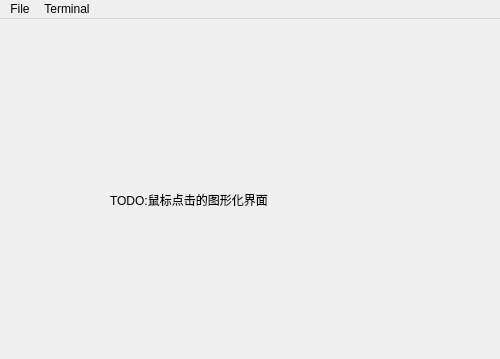
Above: Draw/mainwindow.ui from oxygen-hunter/Draw before the change; both pictures show x 0 to 500 and y 0 to 359 of the 800 by 500 pixel window. Below: the same form after it.
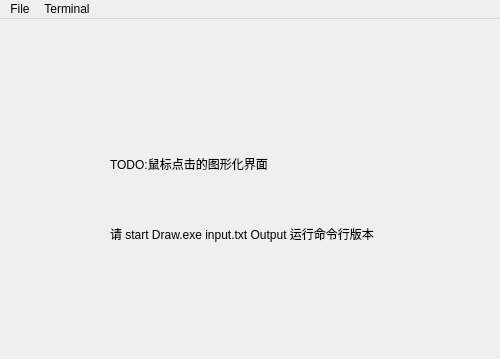
That is the form after the change.

Commit message: 写了图形化的未完成提示

The edit to the form file:
```diff
--- a/Draw/mainwindow.ui
+++ b/Draw/mainwindow.ui
@@ -19,12 +19,12 @@
      <rect>
       <x>110</x>
       <y>90</y>
-      <width>301</width>
+      <width>411</width>
       <height>181</height>
      </rect>
     </property>
     <property name="text">
-     <string>TODO:鼠标点击的图形化界面</string>
+     <string>&lt;html&gt;&lt;head/&gt;&lt;body&gt;&lt;p&gt;TODO:鼠标点击的图形化界面&lt;/p&gt;&lt;p&gt;&lt;br/&gt;&lt;/p&gt;&lt;p&gt;请 start Draw.exe input.txt Output 运行命令行版本&lt;/p&gt;&lt;/body&gt;&lt;/html&gt;</string>
     </property>
    </widget>
   </widget>
```
The commit also changes 3 other files.
